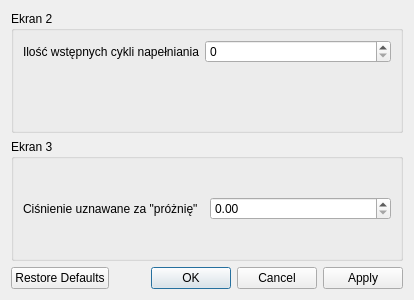
Above: app/ustawieniatestu.ui from wiacekmarcin/StanowiskoChemiczne before the change. Below: the same form after it.
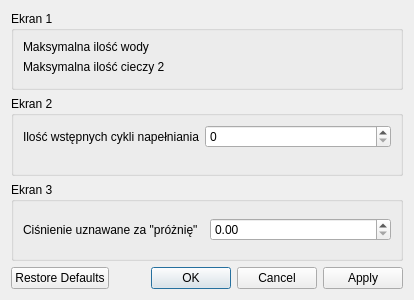
That is the form after the change.

```diff
--- a/app/ustawieniatestu.ui
+++ b/app/ustawieniatestu.ui
@@ -14,6 +14,29 @@
    <string>Dialog</string>
   </property>
   <layout class="QVBoxLayout" name="verticalLayout">
+   <item>
+    <widget class="QGroupBox" name="groupBox">
+     <property name="title">
+      <string>Ekran 1</string>
+     </property>
+     <layout class="QFormLayout" name="formLayout_2">
+      <item row="0" column="0">
+       <widget class="QLabel" name="label_2">
+        <property name="text">
+         <string>Maksymalna ilość wody</string>
+        </property>
+       </widget>
+      </item>
+      <item row="1" column="0">
+       <widget class="QLabel" name="label_3">
+        <property name="text">
+         <string>Maksymalna ilość cieczy 2</string>
+        </property>
+       </widget>
+      </item>
+     </layout>
+    </widget>
+   </item>
    <item>
     <widget class="QGroupBox" name="test_2">
      <property name="title">
```
